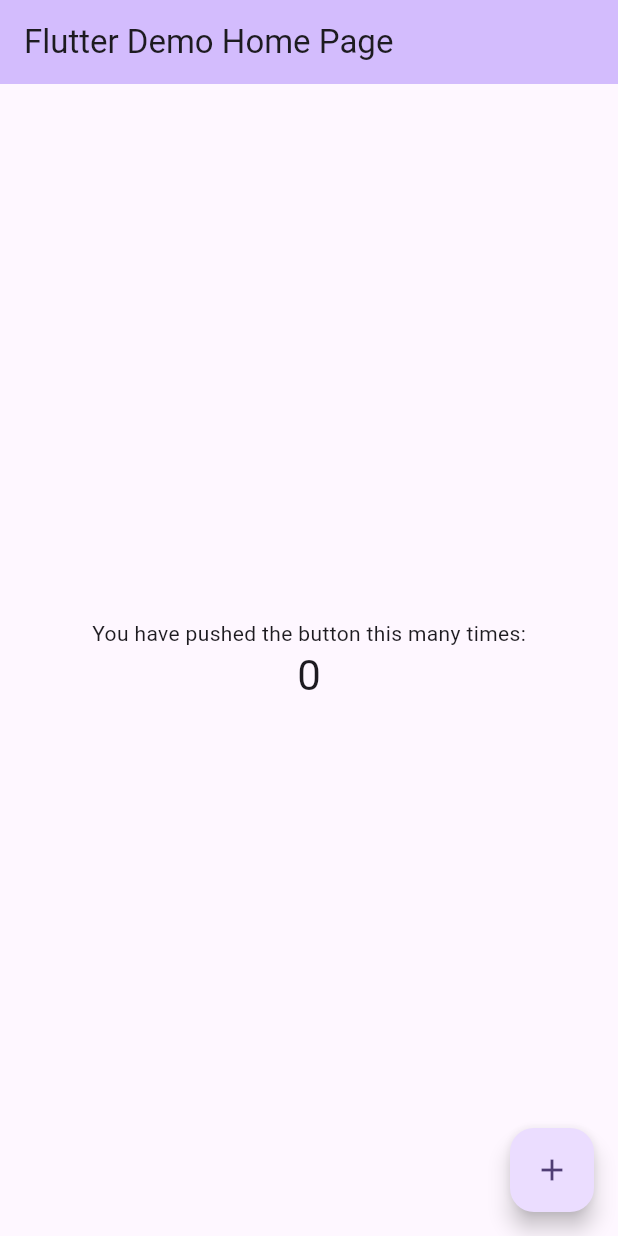
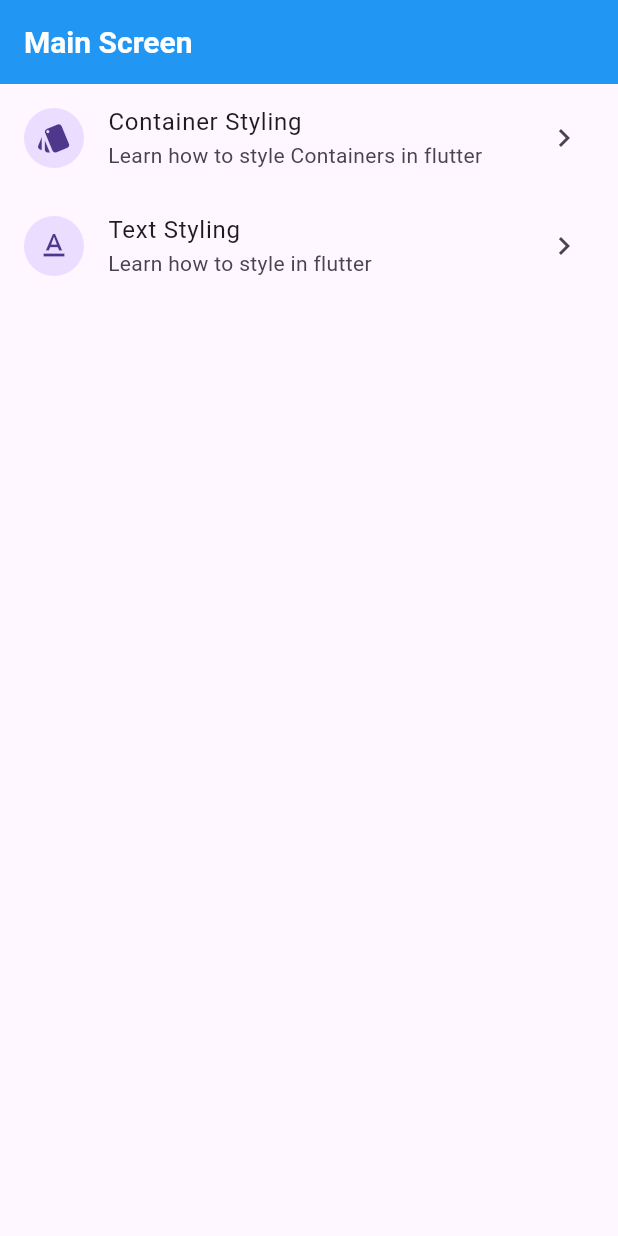
Before and after one commit to gabrielekodo/learn-flutter, a Flutter app: the screen it shows after launch, on a phone screen of 412 x 824 dp. Run offline on Flutter 3.47's test engine with Material 3 defaults, Android fonts, the phone set to English and light mode, and no system bars.

Commit message:
initial commit

```diff
--- a/lib/main.dart
+++ b/lib/main.dart
@@ -1,125 +1,24 @@
 import 'package:flutter/material.dart';
+import 'package:learn_flutter/screens/MainScreen.dart';
 
 void main() {
-  runApp(const MyApp());
+  runApp(
+     MaterialApp(
+      theme: ThemeData(
+        primarySwatch: Colors.blue,
+        appBarTheme: const AppBarTheme(
+          backgroundColor: Colors.blue,
+          titleTextStyle: TextStyle(
+            color: Colors.white,
+            fontSize: 20,
+            fontWeight: FontWeight.bold,
+          ),
+          iconTheme: const IconThemeData(
+            color: Colors.white
+          )
+        )
+      ),
+      home: MainScreen(),
+    ),
+  );
 }
-
-class MyApp extends StatelessWidget {
-  const MyApp({super.key});
-
-  // This widget is the root of your application.
-  @override
-  Widget build(BuildContext context) {
-    return MaterialApp(
-      title: 'Flutter Demo',
-      theme: ThemeData(
-        // This is the theme of your application.
-        //
-        // TRY THIS: Try running your application with "flutter run". You'll see
-        // the application has a purple toolbar. Then, without quitting the app,
-        // try changing the seedColor in the colorScheme below to Colors.green
-        // and then invoke "hot reload" (save your changes or press the "hot
-        // reload" button in a Flutter-supported IDE, or press "r" if you used
-        // the command line to start the app).
-        //
-        // Notice that the counter didn't reset back to zero; the application
-        // state is not lost during the reload. To reset the state, use hot
-        // restart instead.
-        //
-        // This works for code too, not just values: Most code changes can be
-        // tested with just a hot reload.
-        colorScheme: ColorScheme.fromSeed(seedColor: Colors.deepPurple),
-        useMaterial3: true,
-      ),
-      home: const MyHomePage(title: 'Flutter Demo Home Page'),
-    );
-  }
-}
-
-class MyHomePage extends StatefulWidget {
-  const MyHomePage({super.key, required this.title});
-
-  // This widget is the home page of your application. It is stateful, meaning
-  // that it has a State object (defined below) that contains fields that affect
-  // how it looks.
-
-  // This class is the configuration for the state. It holds the values (in this
-  // case the title) provided by the parent (in this case the App widget) and
-  // used by the build method of the State. Fields in a Widget subclass are
-  // always marked "final".
-
-  final String title;
-
-  @override
-  State<MyHomePage> createState() => _MyHomePageState();
-}
-
-class _MyHomePageState extends State<MyHomePage> {
-  int _counter = 0;
-
-  void _incrementCounter() {
-    setState(() {
-      // This call to setState tells the Flutter framework that something has
-      // changed in this State, which causes it to rerun the build method below
-      // so that the display can reflect the updated values. If we changed
-      // _counter without calling setState(), then the build method would not be
-      // called again, and so nothing would appear to happen.
-      _counter++;
-    });
-  }
-
-  @override
-  Widget build(BuildContext context) {
-    // This method is rerun every time setState is called, for instance as done
-    // by the _incrementCounter method above.
-    //
-    // The Flutter framework has been optimized to make rerunning build methods
-    // fast, so that you can just rebuild anything that needs updating rather
-    // than having to individually change instances of widgets.
-    return Scaffold(
-      appBar: AppBar(
-        // TRY THIS: Try changing the color here to a specific color (to
-        // Colors.amber, perhaps?) and trigger a hot reload to see the AppBar
-        // change color while the other colors stay the same.
-        backgroundColor: Theme.of(context).colorScheme.inversePrimary,
-        // Here we take the value from the MyHomePage object that was created by
-        // the App.build method, and use it to set our appbar title.
-        title: Text(widget.title),
-      ),
-      body: Center(
-        // Center is a layout widget. It takes a single child and positions it
-        // in the middle of the parent.
-        child: Column(
-          // Column is also a layout widget. It takes a list of children and
-          // arranges them vertically. By default, it sizes itself to fit its
-          // children horizontally, and tries to be as tall as its parent.
-          //
-          // Column has various properties to control how it sizes itself and
-          // how it positions its children. Here we use mainAxisAlignment to
-          // center the children vertically; the main axis here is the vertical
-          // axis because Columns are vertical (the cross axis would be
-          // horizontal).
-          //
-          // TRY THIS: Invoke "debug painting" (choose the "Toggle Debug Paint"
-          // action in the IDE, or press "p" in the console), to see the
-          // wireframe for each widget.
-          mainAxisAlignment: MainAxisAlignment.center,
-          children: <Widget>[
-            const Text(
-              'You have pushed the button this many times:',
-            ),
-            Text(
-              '$_counter',
-              style: Theme.of(context).textTheme.headlineMedium,
-            ),
-          ],
-        ),
-      ),
-      floatingActionButton: FloatingActionButton(
-        onPressed: _incrementCounter,
-        tooltip: 'Increment',
-        child: const Icon(Icons.add),
-      ), // This trailing comma makes auto-formatting nicer for build methods.
-    );
-  }
-}
--- /dev/null
+++ b/lib/screens/ContainerStyling.dart
@@ -0,0 +1,13 @@
+import "package:flutter/material.dart";
+class ContainerStyling extends StatelessWidget {
+  const ContainerStyling({super.key});
+
+  @override
+  Widget build(BuildContext context) {
+    return Scaffold(
+      appBar: AppBar(
+        title: const Text("Learn Container Styling"),
+      ),
+    );
+  }
+}
--- /dev/null
+++ b/lib/screens/MainScreen.dart
@@ -0,0 +1,49 @@
+import 'package:flutter/material.dart';
+import "TextStylingScreen.dart";
+import "ContainerStyling.dart";
+class MainScreen extends StatelessWidget {
+  const MainScreen({super.key});
+
+  @override
+  Widget build(BuildContext context) {
+    return Scaffold(
+        appBar: AppBar(title:const Text("Main Screen"),),
+      body: Column(
+        children: [
+          ListTile(
+            onTap: (){
+              print("Navigating to containerStylingScreen");
+              Navigator.push(context,MaterialPageRoute(builder: (context){
+                return  ContainerStyling();
+              }));
+            },
+            title: Text("Container Styling"),
+            subtitle: Text("Learn how to style Containers in flutter"),
+            trailing:Icon(Icons.chevron_right),
+            leading: CircleAvatar(
+              child: Icon(Icons.style),
+            ),
+          ),
+          ListTile(
+            onTap: (){
+              print("Navigating to TextStylingScreen");
+              Navigator.push(context,MaterialPageRoute(builder: (context){
+                return  Textstylingscreen();
+              }));
+            },
+            title: Text("Text Styling"),
+            subtitle: Text("Learn how to style in flutter"),
+            trailing:Icon(Icons.chevron_right),
+            leading: CircleAvatar(
+              child: Icon(Icons.text_format),
+            ),
+          )
+        ],
+      ),
+    );
+
+
+
+
+  }
+}
--- /dev/null
+++ b/lib/screens/TextStylingScreen.dart
@@ -0,0 +1,83 @@
+import "package:flutter/material.dart";
+class Textstylingscreen extends StatelessWidget {
+   Textstylingscreen({super.key});
+
+  @override
+  Widget build(BuildContext context) {
+    return Scaffold(
+      appBar: AppBar(
+        title: const Text("Text Styling"),
+      ),
+      body: Column(
+
+        mainAxisAlignment: MainAxisAlignment.center,
+        crossAxisAlignment: CrossAxisAlignment.start,
+        children: [
+          Text("1. THIS IS NORMAL TEXT",
+          style: TextStyle(
+            fontSize: 30,
+            color:Colors.deepPurple
+          ),)
+          ,
+          Text(" THIS IS BOLD TEXT",
+            style: TextStyle(
+                fontSize: 30,
+                color:Colors.black,
+                fontWeight: FontWeight.w600
+            ),),
+          Text(" THIS IS ITALIC TEXT",
+            style: TextStyle(
+                fontSize: 20,
+                color:Colors.black,
+              fontStyle: FontStyle.italic,
+              decoration: TextDecoration.lineThrough
+
+            ),),
+          Text("THIS IS  TEXT WITH SHADOWS",
+            style: TextStyle(
+                fontSize: 30,
+                color:Colors.black,
+              shadows: [
+                Shadow(
+                  color:Colors.black,
+                  offset: Offset(2, 2),
+                  blurRadius: 3
+                ),
+                Shadow(
+                    color:Colors.orange,
+                    offset: Offset(2, 2),
+                    blurRadius: 3
+                )
+              ]
+
+            ),),
+          Text("Text with background color",
+            style: TextStyle(
+                fontSize: 30,
+                color:Colors.red,
+                fontWeight: FontWeight.w600,
+              backgroundColor: Colors.green
+            ),),
+          Text("Text with custom font",
+            style: TextStyle(
+                fontSize: 30,
+                color:Colors.deepOrangeAccent,
+              fontFamily: "Pacifico"
+
+
+            ),),
+          Text("Text with custom styles",
+            style: myTextStyle)
+        ],
+
+      ),
+    );
+  }
+  //my custom styles
+  TextStyle myTextStyle=TextStyle(
+      fontSize: 40,
+      fontWeight: FontWeight.w500,
+      color: Colors.lightGreen,
+      backgroundColor: Colors.black
+  );
+}
```
